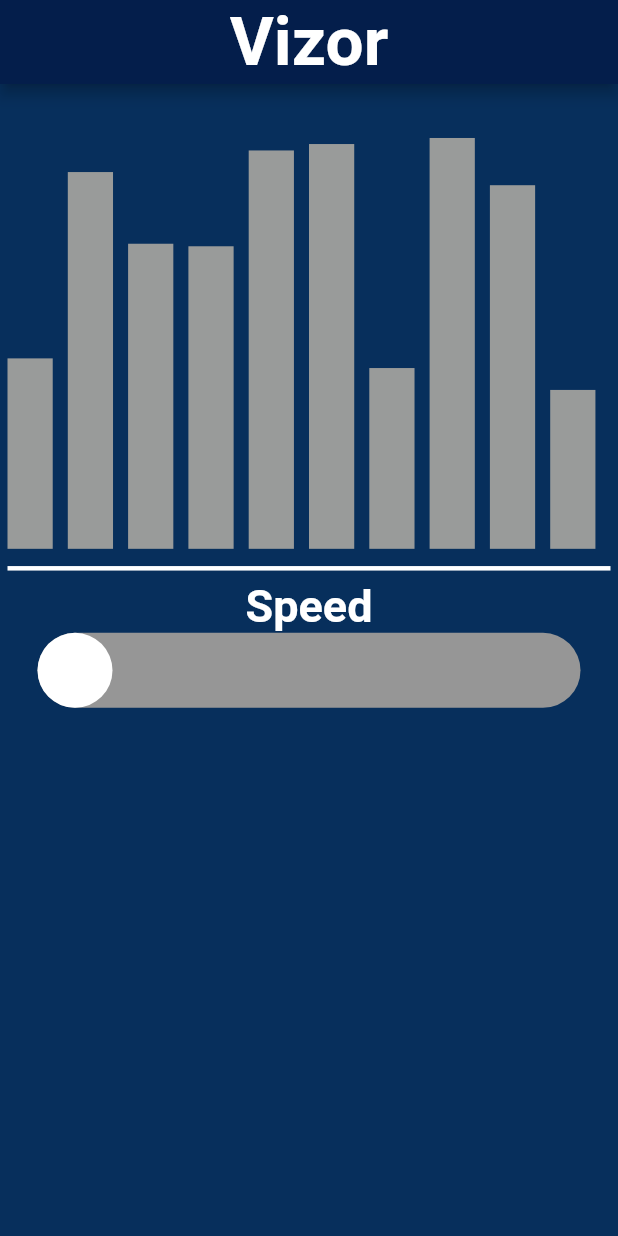
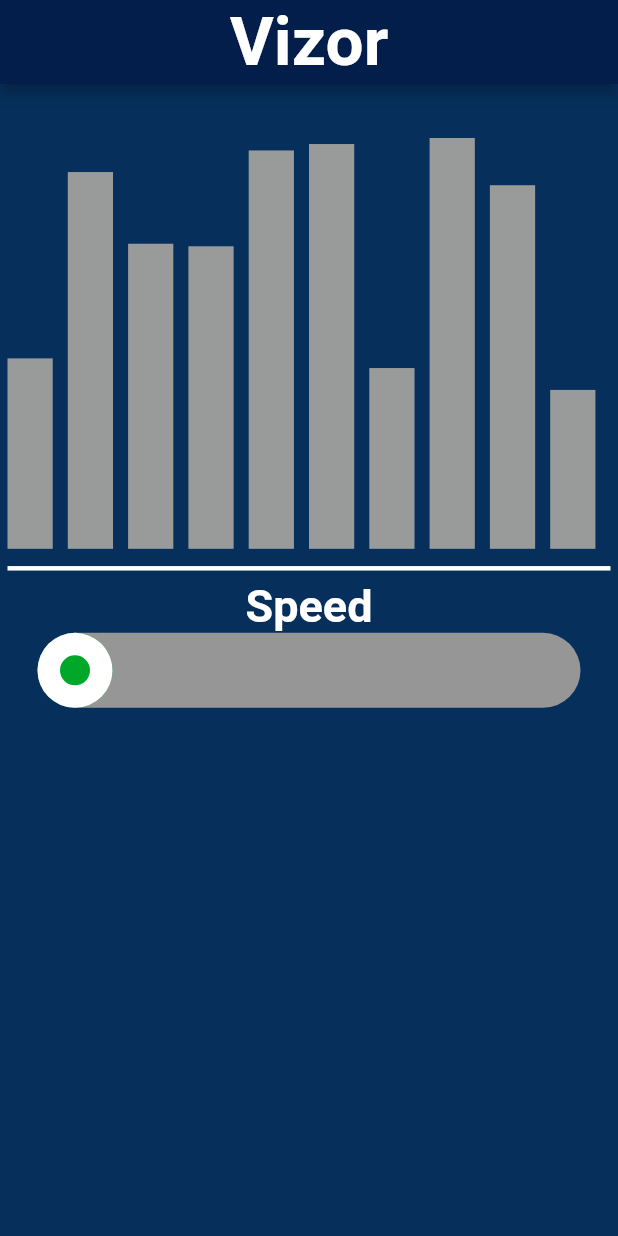
Before and after one commit to zetHannes/flutter-sorting-visualizer, a Flutter app: the screen it shows after launch, on a phone screen of 412 x 824 dp. Run offline on Flutter 3.47's test engine with Material 2 defaults, Android fonts, the phone set to English and light mode, and no system bars; Roboto replaces fonts that are missing (Segoe UI).

Commit message:
Add progress bar to slider

```diff
--- a/vizor/lib/sliderWidget.dart
+++ b/vizor/lib/sliderWidget.dart
@@ -63,6 +63,18 @@ class VizorSliderState extends State<VizorSlider> with TickerProviderStateMixin
         AnimatedPositioned(
           duration: Duration(milliseconds: 1),
           curve: Curves.linear,
+          width:_offset+50,
+          child: Container(
+            decoration: BoxDecoration(
+              color: Color.fromARGB(255,0,167,40),
+              borderRadius: BorderRadius.all(Radius.circular(50))
+            ),
+            height: 50
+          )
+        ),
+        AnimatedPositioned(
+          duration: Duration(milliseconds: 1),
+          curve: Curves.linear,
           left: _offset,
           width: 50,
           height:50,
@@ -71,7 +83,22 @@ class VizorSliderState extends State<VizorSlider> with TickerProviderStateMixin
               color: Colors.white,
               borderRadius: BorderRadius.all(Radius.circular(50)),
             ),
-            width:50,height:50
+            width:50,height:50,
+          )
+        ),
+        AnimatedPositioned(
+          duration: Duration(milliseconds: 1),
+          curve: Curves.linear,
+          left: _offset + 15,
+          width: 20,
+          height:20,
+          top:15,
+          child: Container(
+            decoration: BoxDecoration(
+              color: Color.fromARGB(255,0,167,40),
+              borderRadius: BorderRadius.all(Radius.circular(25)),
+            ),
+            width:20,height:20,
           )
         )
       ])
```
